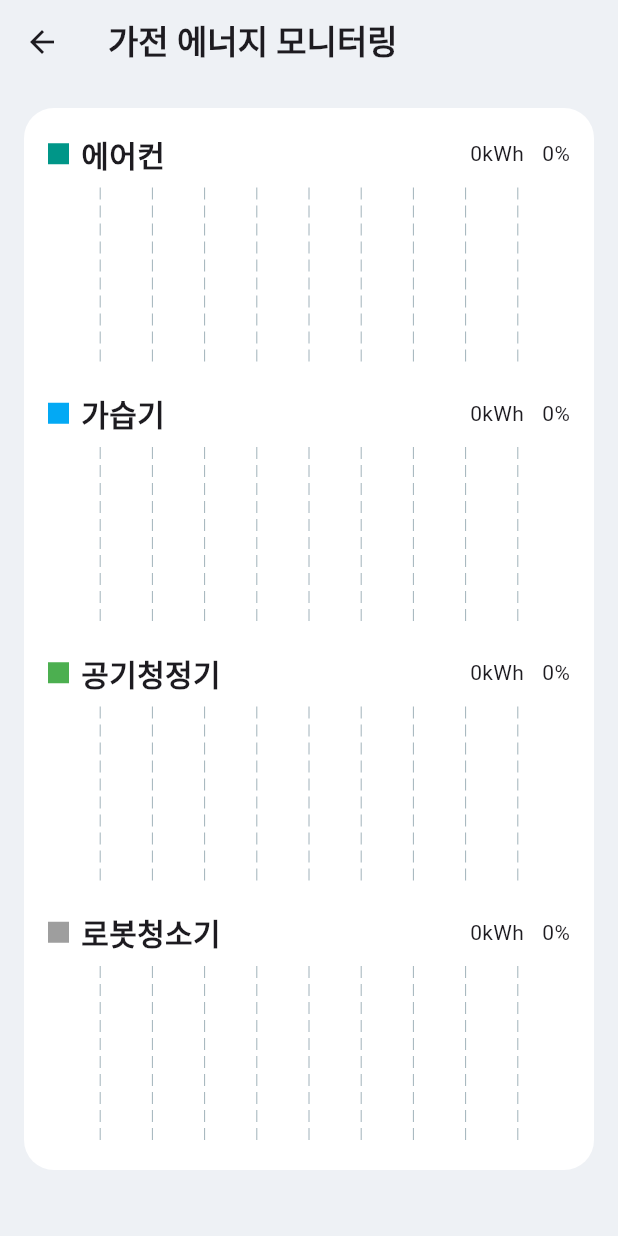
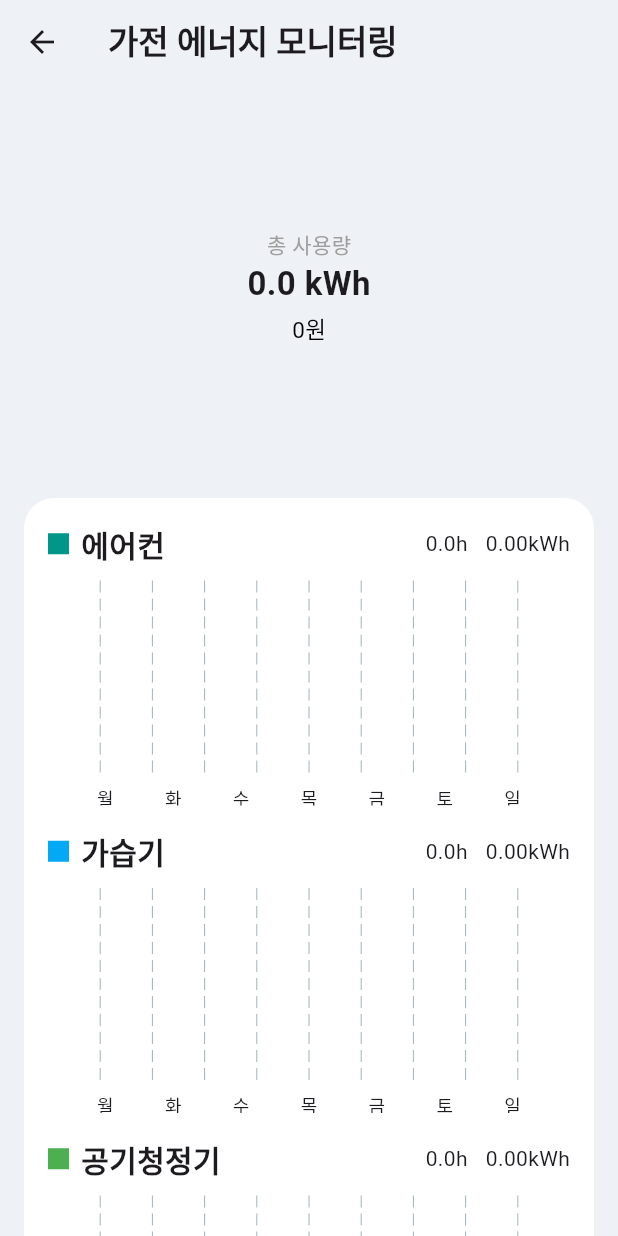
Before and after one commit to 2025-LGDX-9/DX_Project, a Flutter app: the ChartScreen screen opened directly, on a phone screen of 412 x 824 dp. Run offline on Flutter 3.47's test engine with Material 3 defaults, Android fonts, the phone set to English and light mode, and no system bars; drawn by our look-alikes of fl_chart; our stand-ins replace geolocator, hive, hive_flutter, webview_flutter; accounts and stored records are empty; network calls fail.

Commit message:
차트 완성

```diff
--- /dev/null
+++ b/lib/screens/1stpage/tutorial_page_7.dart
@@ -0,0 +1,54 @@
+import 'package:flutter/material.dart';
+
+class TutorialPage7 extends StatelessWidget {
+  const TutorialPage7({super.key});
+
+  @override
+  Widget build(BuildContext context) {
+    return Padding(
+      padding: const EdgeInsets.symmetric(horizontal: 18),
+      child: Column(
+        mainAxisAlignment: MainAxisAlignment.center,
+        children: [
+          // -------------------------------
+          // 🔵 상단 제목
+          // -------------------------------
+          const Text(
+            "스케줄 관리부터 가족 일기까지",
+            style: TextStyle(
+              fontSize: 18,
+              fontWeight: FontWeight.w800,
+            ),
+            textAlign: TextAlign.center,
+          ),
+
+          const SizedBox(height: 8),
+
+          // -------------------------------
+          // 🔵 설명 텍스트(두줄)
+          // -------------------------------
+          const Text(
+            "메인화면 캘린더 아이콘을 클릭하면.",
+            style: TextStyle(
+              fontSize: 13,
+              color: Colors.grey,
+              height: 1.4,
+            ),
+            textAlign: TextAlign.center,
+          ),
+
+          const SizedBox(height: 20),
+
+          // -------------------------------
+          // 🔵 중앙 이미지
+          // -------------------------------
+          Image.asset(
+            "assets/images/calendar_button.png",
+            height: 420,
+            fit: BoxFit.contain,
+          ),
+        ],
+      ),
+    );
+  }
+}
--- a/lib/screens/1stpage/tutorial_screen.dart
+++ b/lib/screens/1stpage/tutorial_screen.dart
@@ -5,6 +5,7 @@ import 'package:pregnancy_mode_app/screens/1stpage/tutorial_page_3.dart';
 import 'package:pregnancy_mode_app/screens/1stpage/tutorial_page_4.dart';
 import 'package:pregnancy_mode_app/screens/1stpage/tutorial_page_5.dart';
 import 'package:pregnancy_mode_app/screens/1stpage/tutorial_page_6.dart';
+import 'package:pregnancy_mode_app/screens/1stpage/tutorial_page_7.dart';
 
 class TutorialScreen extends StatefulWidget {
   const TutorialScreen({super.key});
@@ -39,7 +40,7 @@ class _TutorialScreenState extends State<TutorialScreen> {
                 // Indicator
                 Row(
                   mainAxisAlignment: MainAxisAlignment.center,
-                  children: List.generate(5, (index) {
+                  children: List.generate(7, (index) {
                     return AnimatedContainer(
                       duration: const Duration(milliseconds: 200),
                       margin: const EdgeInsets.symmetric(horizontal: 5),
@@ -68,11 +69,12 @@ class _TutorialScreenState extends State<TutorialScreen> {
                       },
                       children: const [
                         TutorialPage1(),
+                        TutorialPage7(),
+                        TutorialPage6(),
                         TutorialPage2(),
                         TutorialPage3(),
                         TutorialPage4(),
                         TutorialPage5(),
-                        TutorialPage6(),
                       ],
                     ),
                   ),
--- a/lib/screens/2ndpage/chart_screen.dart
+++ b/lib/screens/2ndpage/chart_screen.dart
@@ -6,7 +6,7 @@ import 'package:fl_chart/fl_chart.dart';
 import 'package:pregnancy_mode_app/services/energy_repository.dart';
 
 // =====================================================
-// 🔵 EXTRA_INFO 파싱: "(07~08시)" → 1시간
+// 🔵 EXTRA_INFO 파싱: "(07~08시)" → 사용시간 계산
 // =====================================================
 class EnergyParser {
   static double getUsageHours(String extraInfo) {
@@ -18,35 +18,30 @@ class EnergyParser {
     int start = int.parse(match.group(1)!);
     int end = int.parse(match.group(2)!);
 
-    // 날짜 넘어가는 경우 (예: 22~02시)
-    if (end < start) end += 24;
+    if (end < start) end += 24; // 22~02시 처리
 
     return (end - start).toDouble();
   }
 }
 
 // =====================================================
-// 🔵 기기별 사용량 계산 클래스
+// 🔵 기기별 계산
 // =====================================================
 class EnergyCalculator {
   final Box<EnergyLog> box;
   EnergyCalculator(this.box);
 
-  /// 기기별 총 사용시간(kWh)
   double totalUsageForDevice(int deviceId) {
-    final List<EnergyLog> logs =
-    box.values.where((e) => e.deviceId == deviceId).toList();
-
+    final logs = box.values.where((e) => e.deviceId == deviceId).toList();
     logs.sort((a, b) => a.eventTime.compareTo(b.eventTime));
 
-    double total = 0.0;
+    double total = 0;
     for (final log in logs) {
       total += EnergyParser.getUsageHours(log.extraInfo);
     }
     return total;
   }
 
-  /// 모든 기기의 사용량 맵으로 리턴
   Map<int, double> getAllEnergy() {
     return {
       1: totalUsageForDevice(1),
@@ -56,34 +51,79 @@ class EnergyCalculator {
     };
   }
 
-  /// 기기별 로그 리스트
   List<EnergyLog> logsForDevice(int deviceId) {
-    final logs = box.values.where((e) => e.deviceId == deviceId).toList();
-    logs.sort((a, b) => a.eventTime.compareTo(b.eventTime));
-    return logs;
+    final result =
+    box.values.where((e) => e.deviceId == deviceId).toList();
+    result.sort((a, b) => a.eventTime.compareTo(b.eventTime));
+    return result;
   }
 }
 
 // =====================================================
-// 🔵 그래프 생성 함수
+// 🔵 최근 7일 요일별 사용시간 계산
 // =====================================================
-List<BarChartGroupData> generateGraph(List<EnergyLog> logs) {
-  return List.generate(
-    logs.length,
-        (i) => BarChartGroupData(
+Map<String, double> getWeeklyUsage(List<EnergyLog> logs) {
+  Map<String, double> result = {
+    "월": 0, "화": 0, "수": 0, "목": 0, "금": 0, "토": 0, "일": 0,
+  };
+
+  DateTime now = DateTime.now();
+  DateTime sevenDaysAgo = now.subtract(const Duration(days: 6));
+
+  for (final log in logs) {
+    if (log.eventTime.isBefore(sevenDaysAgo)) continue;
+
+    final weekday = log.eventTime.weekday;
+    final hours = EnergyParser.getUsageHours(log.extraInfo);
+
+    switch (weekday) {
+      case 1: result["월"] = result["월"]! + hours; break;
+      case 2: result["화"] = result["화"]! + hours; break;
+      case 3: result["수"] = result["수"]! + hours; break;
+      case 4: result["목"] = result["목"]! + hours; break;
+      case 5: result["금"] = result["금"]! + hours; break;
+      case 6: result["토"] = result["토"]! + hours; break;
+      case 7: result["일"] = result["일"]! + hours; break;
+    }
+  }
+
+  return result;
+}
+
+// =====================================================
+// 🔵 막대그래프 데이터 생성
+// =====================================================
+List<BarChartGroupData> generateWeeklyGraph(Map<String, double> weekly) {
+  final keys = weekly.keys.toList();
+
+  return List.generate(keys.length, (i) {
+    return BarChartGroupData(
       x: i,
       barRods: [
         BarChartRodData(
-          toY: EnergyParser.getUsageHours(logs[i].extraInfo), // 실제 사용시간
-          width: 6,
+          toY: weekly[keys[i]]!,
+          width: 14,
         )
       ],
-    ),
     );
+  });
 }
 
 // =====================================================
-// 🔵 UI 화면(스크린)
+// 🔵 소비전력(W)
+// =====================================================
+double getDeviceWatt(int id) {
+  switch (id) {
+    case 1: return 1200; // 에어컨
+    case 2: return 120;  // 가습기
+    case 3: return 100;  // 공기청정기
+    case 4: return 80;  // 로봇청소기
+    default: return 0;
+  }
+}
+
+// =====================================================
+// 🔵 UI 화면
 // =====================================================
 class ChartScreen extends StatefulWidget {
   const ChartScreen({super.key});
@@ -93,7 +133,6 @@ class ChartScreen extends StatefulWidget {
 }
 
 class _ChartScreenState extends State<ChartScreen> {
-
   @override
   void initState() {
     super.initState();
@@ -103,19 +142,38 @@ class _ChartScreenState extends State<ChartScreen> {
   @override
   Widget build(BuildContext context) {
     return ValueListenableBuilder(
-      valueListenable:
-      Hive.box<EnergyLog>('energy_logs').listenable(), // 데이터 갱신 자동 반영
+      valueListenable: Hive.box<EnergyLog>('energy_logs').listenable(),
       builder: (context, box, _) {
-        print("현재 Hive 데이터: ${box.values.toList()}");
         final calculator = EnergyCalculator(box);
+        final allEnergy = calculator.getAllEnergy();
 
-        final allEnergy = calculator.getAllEnergy();
-        final totalEnergy =
-        allEnergy.values.fold<double>(0, (a, b) => a + b); // 안전한 합산
+        // 🔵 총 kWh 계산
+        double totalKwh = 0;
+        allEnergy.forEach((deviceId, hours) {
+          totalKwh += (getDeviceWatt(deviceId) * hours) / 1000.0;
+        });
+
+        // 🔵 예상 요금
+        final expectedPrice = totalKwh * 88.3;
+
+        // 🔵 도넛 그래프용 색상
+        final deviceColors = {
+          1: Colors.teal,
+          2: Colors.lightBlue,
+          3: Colors.green,
+          4: Colors.grey,
+        };
+
+        // 🔵 기기별 kWh 변환
+        final deviceKwh = {
+          1: (getDeviceWatt(1) * allEnergy[1]!) / 1000.0,
+          2: (getDeviceWatt(2) * allEnergy[2]!) / 1000.0,
+          3: (getDeviceWatt(3) * allEnergy[3]!) / 1000.0,
+          4: (getDeviceWatt(4) * allEnergy[4]!) / 1000.0,
+        };
 
         return Scaffold(
           backgroundColor: const Color(0xffeef1f5),
-
           appBar: AppBar(
             backgroundColor: const Color(0xffeef1f5),
             elevation: 0,
@@ -131,7 +189,70 @@ class _ChartScreenState extends State<ChartScreen> {
 
           body: SingleChildScrollView(
             padding: const EdgeInsets.all(16),
-            child: Container(
+            child: Column(
+              children: [
+
+                // =====================================================
+                // 🔵 도넛 그래프 (기기별 색 구분 + 라벨 제거)
+                // =====================================================
+                SizedBox(
+                  height: 240,
+                  child: Stack(
+                    alignment: Alignment.center,
+                    children: [
+                      PieChart(
+                        PieChartData(
+                          sectionsSpace: 0,
+                          centerSpaceRadius: 80,
+                          sections: [
+                            for (int id in deviceKwh.keys)
+                              PieChartSectionData(
+                                value: deviceKwh[id],
+                                color: deviceColors[id],
+                                radius: 22,
+                                showTitle: false,
+                              ),
+                          ],
+                        ),
+                      ),
+
+                      Column(
+                        mainAxisAlignment: MainAxisAlignment.center,
+                        children: [
+                          const Text(
+                            "총 사용량",
+                            style: TextStyle(
+                              fontSize: 14,
+                              color: Colors.grey,
+                            ),
+                          ),
+                          Text(
+                            "${totalKwh.toStringAsFixed(1)} kWh",
+                            style: const TextStyle(
+                              fontSize: 22,
+                              fontWeight: FontWeight.bold,
+                            ),
+                          ),
+                          const SizedBox(height: 4),
+                          Text(
+                            "${expectedPrice.toStringAsFixed(0)}원",
+                            style: const TextStyle(
+                              fontSize: 15,
+                              color: Colors.black,
+                            ),
+                          ),
+                        ],
+                      ),
+                    ],
+                  ),
+                ),
+
+                const SizedBox(height: 20),
+
+                // =====================================================
+                // 🔵 각 기기별 통계 카드
+                // =====================================================
+                Container(
                   padding: const EdgeInsets.all(16),
                   decoration: BoxDecoration(
                     color: Colors.white,
@@ -139,52 +260,45 @@ class _ChartScreenState extends State<ChartScreen> {
                   ),
 
                   child: Column(
-                crossAxisAlignment: CrossAxisAlignment.start,
                     children: [
                       buildItem(
+                        deviceId: 1,
                         name: "에어컨",
                         color: Colors.teal,
                         energy: allEnergy[1]!,
-                    percent: totalEnergy == 0
-                        ? 0
-                        : allEnergy[1]! / totalEnergy * 100,
                         logs: calculator.logsForDevice(1),
                       ),
+                      const SizedBox(height: 16),
 
-                  const SizedBox(height: 16),
                       buildItem(
+                        deviceId: 2,
                         name: "가습기",
                         color: Colors.lightBlue,
                         energy: allEnergy[2]!,
-                    percent: totalEnergy == 0
-                        ? 0
-                        : allEnergy[2]! / totalEnergy * 100,
                         logs: calculator.logsForDevice(2),
                       ),
+                      const SizedBox(height: 16),
 
-                  const SizedBox(height: 16),
                       buildItem(
+                        deviceId: 3,
                         name: "공기청정기",
                         color: Colors.green,
                         energy: allEnergy[3]!,
-                    percent: totalEnergy == 0
-                        ? 0
-                        : allEnergy[3]! / totalEnergy * 100,
                         logs: calculator.logsForDevice(3),
                       ),
+                      const SizedBox(height: 16),
 
-                  const SizedBox(height: 16),
                       buildItem(
+                        deviceId: 4,
                         name: "로봇청소기",
                         color: Colors.grey,
                         energy: allEnergy[4]!,
-                    percent: totalEnergy == 0
-                        ? 0
-                        : allEnergy[4]! / totalEnergy * 100,
                         logs: calculator.logsForDevice(4),
                       ),
                     ],
                   ),
+                ),
+              ],
             ),
           ),
         );
@@ -193,13 +307,19 @@ class _ChartScreenState extends State<ChartScreen> {
   }
 
   // =========================================================
+  // 🔵 개별 카드 UI
+  // =========================================================
   Widget buildItem({
+    required int deviceId,
     required String name,
     required Color color,
     required double energy,
-    required double percent,
     required List<EnergyLog> logs,
   }) {
+    final weekly = getWeeklyUsage(logs);
+    final weekKeys = weekly.keys.toList();
+    final kwh = (getDeviceWatt(deviceId) * energy) / 1000.0;
+
     return Column(
       crossAxisAlignment: CrossAxisAlignment.start,
       children: [
@@ -207,26 +327,52 @@ class _ChartScreenState extends State<ChartScreen> {
           children: [
             Container(width: 14, height: 14, color: color),
             const SizedBox(width: 8),
-            Text(
-              name,
-              style: const TextStyle(fontSize: 20, fontWeight: FontWeight.bold),
-            ),
+            Text(name,
+                style: const TextStyle(
+                    fontSize: 20, fontWeight: FontWeight.bold)),
             const Spacer(),
-            Text("${energy.toInt()}kWh"),
+            Text("${energy.toStringAsFixed(1)}h"),
             const SizedBox(width: 12),
-            Text("${percent.toStringAsFixed(0)}%"),
+            Text("${kwh.toStringAsFixed(2)}kWh"),
           ],
         ),
 
-        const SizedBox(height: 8),
+        const SizedBox(height: 10),
 
         SizedBox(
-          height: 120,
+          height: 150,
           child: BarChart(
             BarChartData(
-              barGroups: generateGraph(logs),
+              barGroups: generateWeeklyGraph(weekly),
               borderData: FlBorderData(show: false),
-              titlesData: FlTitlesData(show: false),
+
+              titlesData: FlTitlesData(
+                leftTitles:
+                AxisTitles(sideTitles: SideTitles(showTitles: false)),
+                rightTitles:
+                AxisTitles(sideTitles: SideTitles(showTitles: false)),
+                topTitles:
+                AxisTitles(sideTitles: SideTitles(showTitles: false)),
+
+                bottomTitles: AxisTitles(
+                  sideTitles: SideTitles(
+                    showTitles: true,
+                    getTitlesWidget: (value, meta) {
+                      final index = value.toInt();
+                      if (index < 0 || index >= weekKeys.length) {
+                        return const SizedBox.shrink();
+                      }
+                      return Padding(
+                        padding: const EdgeInsets.only(top: 8),
+                        child: Text(
+                          weekKeys[index],
+                          style: const TextStyle(fontSize: 12),
+                        ),
+                      );
+                    },
+                  ),
+                ),
+              ),
             ),
           ),
         ),
```
Also changed, not shown: assets/images/calendar_button.png (added), assets/images/home_calendar.png. Lines whose indentation alone changed are shown as unchanged.
